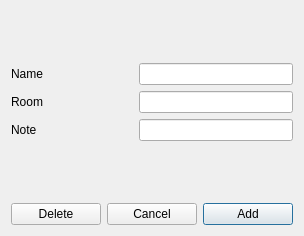
Above: Lab2Qt/subjectedit.ui from yegorgru/OOP_Labs_3_semester before the change. Below: the same form after it.
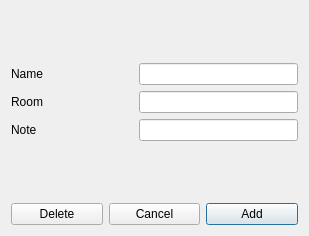
That is the form after the change.

```diff
--- a/Lab2Qt/subjectedit.ui
+++ b/Lab2Qt/subjectedit.ui
@@ -6,7 +6,7 @@
    <rect>
     <x>0</x>
     <y>0</y>
-    <width>304</width>
+    <width>309</width>
     <height>236</height>
    </rect>
   </property>
```
